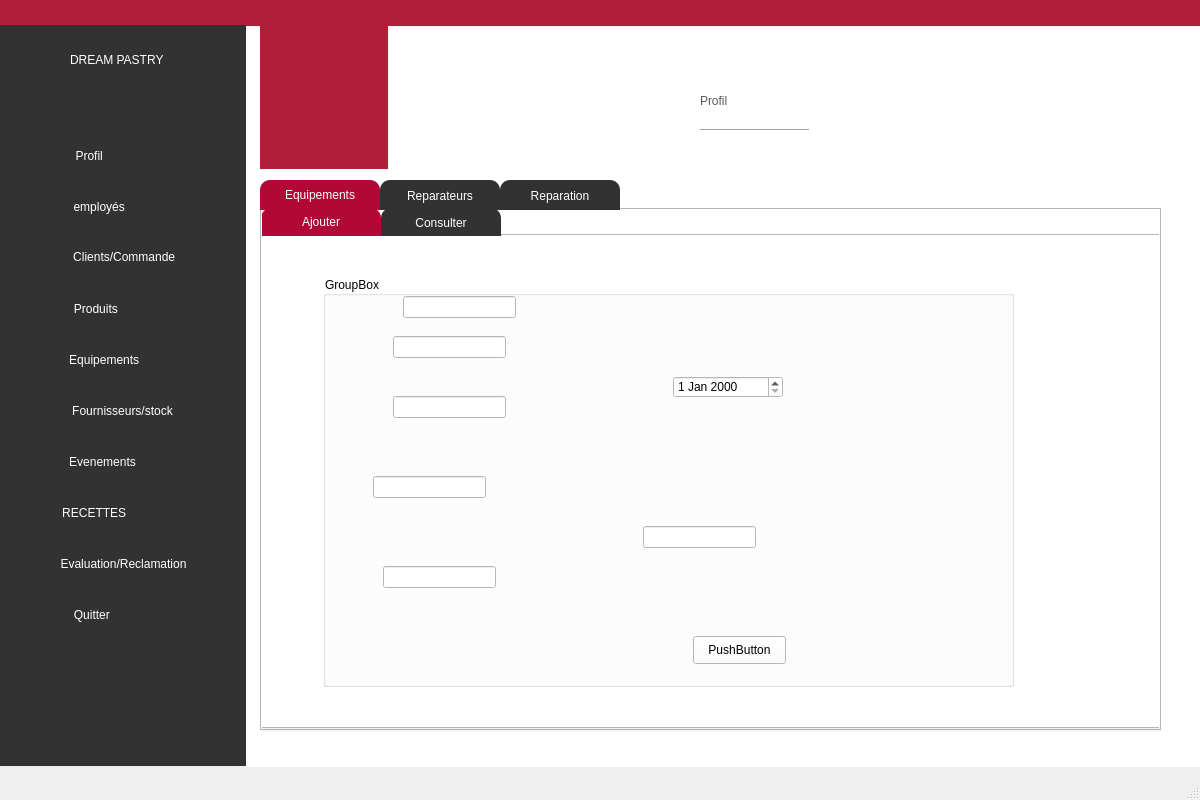
The window that projet/accueil.ui (Asma-Mab/Smart_Pastry_2A23) describes before a commit, drawn with Qt 5.
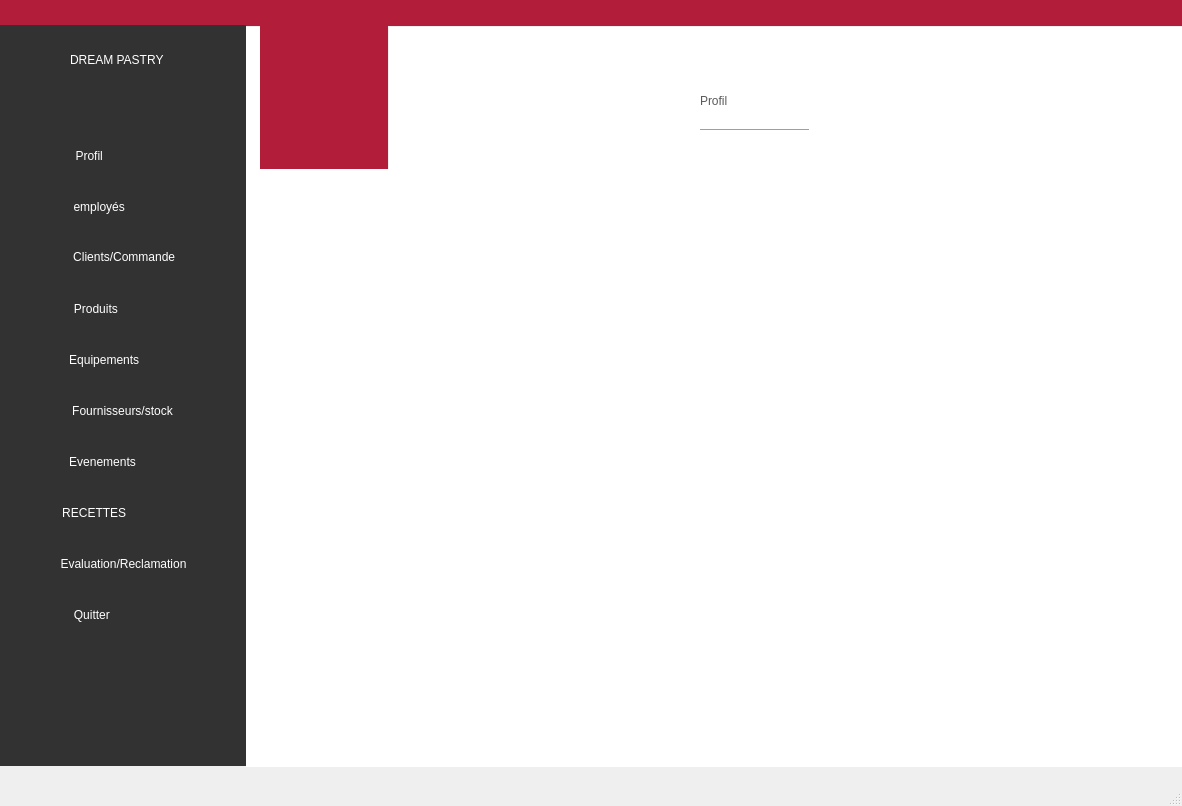
The same window after the commit. The open tabs and pages were chosen to show the change. Icons and pictures are not drawn.

What changed in the file:
```diff
--- a/projet/accueil.ui
+++ b/projet/accueil.ui
@@ -6,8 +6,8 @@
    <rect>
     <x>0</x>
     <y>0</y>
-    <width>1200</width>
-    <height>800</height>
+    <width>1182</width>
+    <height>806</height>
    </rect>
   </property>
   <property name="windowTitle">
@@ -1118,6 +1118,7 @@
     <widget class="QWidget" name="fournisseurs"/>
     <widget class="QWidget" name="evenements"/>
     <widget class="QWidget" name="recettes"/>
+    <widget class="QWidget" name="Evaluation"/>
    </widget>
    <widget class="QStackedWidget" name="stackedWidget_2">
     <property name="geometry">
```
Left out of the diff: 36 changed lines with no effect on the pictures.
